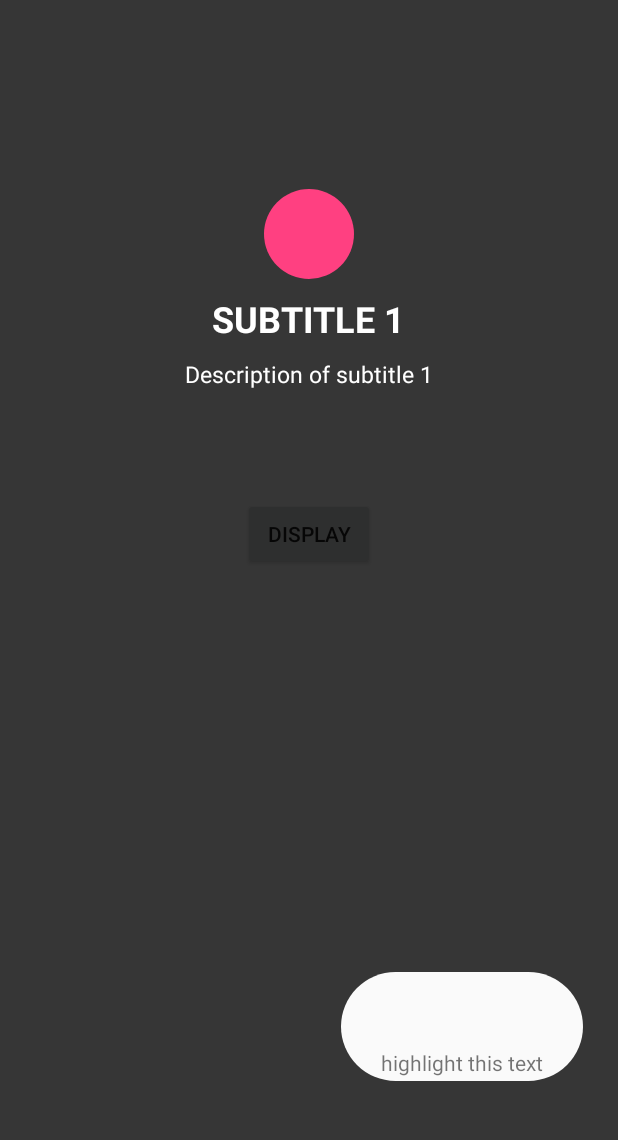
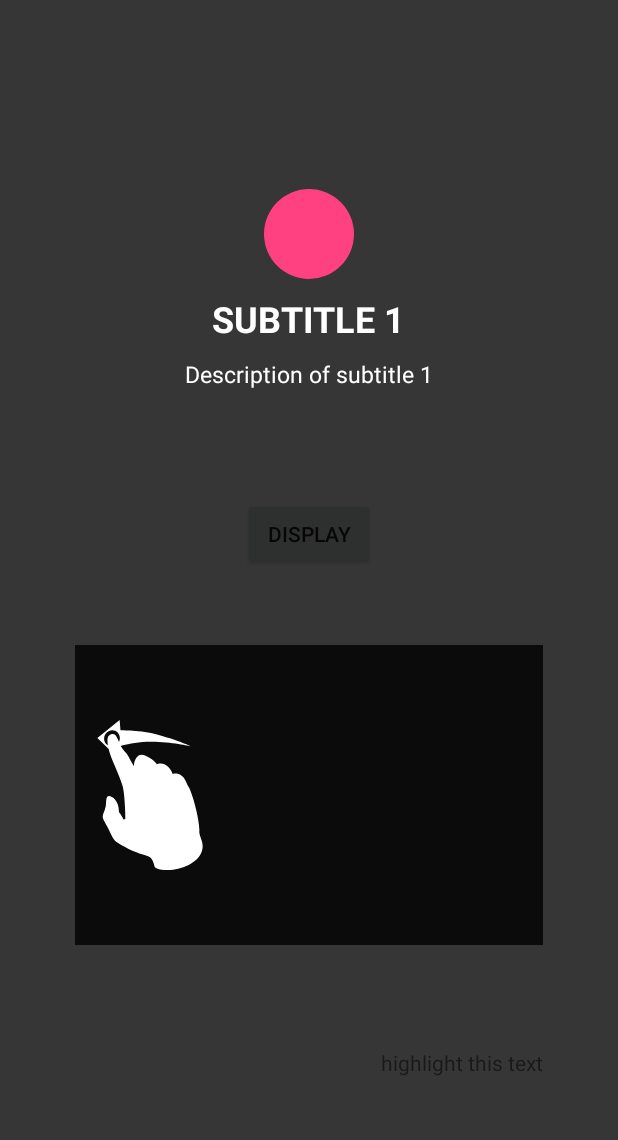
Before and after one commit to florent37/TutoShowcase, an Android app: the screen it shows after launch (MainActivity), after a tap on "DISPLAY", on a phone screen of 412 x 824 dp, the part 84-1224 px from its top. Run offline under Robolectric (Android 15) with nearby library versions, the phone set to English and light mode, and no system bars.

Commit message:
added gestures

```diff
--- a/app/src/main/java/com/github/florent37/tuto/MainActivity.java
+++ b/app/src/main/java/com/github/florent37/tuto/MainActivity.java
@@ -31,7 +31,8 @@ public class MainActivity extends AppCompatActivity {
     protected void displayTuto() {
         Tuto.from(this)
                 .setContentView(R.layout.tuto_sample)
-            .addRoundRect(R.id.importantView, null)
+                // .addRoundRect(R.id.importantView, null)
+                .displaySwipableLeft(R.id.swipable, true)
                 .addCircle(R.id.about, new View.OnClickListener() {
                     @Override
                     public void onClick(View v) {
--- a/app/src/main/java/com/github/florent37/tuto/Tuto.java
+++ b/app/src/main/java/com/github/florent37/tuto/Tuto.java
@@ -17,6 +17,7 @@ import android.support.annotation.ColorInt;
 import android.support.annotation.IdRes;
 import android.support.annotation.LayoutRes;
 import android.support.annotation.NonNull;
+import android.support.annotation.Nullable;
 import android.support.v4.view.ViewCompat;
 import android.support.v4.view.ViewPropertyAnimatorListenerAdapter;
 import android.view.LayoutInflater;
@@ -25,7 +26,9 @@ import android.view.ViewGroup;
 import android.view.ViewParent;
 import android.view.ViewTreeObserver;
 import android.view.Window;
+import android.view.animation.DecelerateInterpolator;
 import android.widget.FrameLayout;
+import android.widget.ImageView;
 
 import com.github.florent37.tuto.shapes.Circle;
 import com.github.florent37.tuto.shapes.RoundRect;
@@ -204,11 +207,7 @@ public final class Tuto {
         new Handler().postDelayed(new Runnable() {
             @Override
             public void run() {
-                Context context = tutoView.getContext();
-                if (context instanceof Activity) {
-                    final View view = ((Activity) context).findViewById(viewId);
-                    addCircleOnView(view, onClickListener, additionalRadiusRatio);
-                }
+                addCircleOnView(findViewById(viewId), onClickListener, additionalRadiusRatio);
             }
         }, SAFE_DELAY_UNTIL_INFLATED);
     }
@@ -217,11 +216,7 @@ public final class Tuto {
         new Handler().postDelayed(new Runnable() {
             @Override
             public void run() {
-                Context context = tutoView.getContext();
-                if (context instanceof Activity) {
-                    final View view = ((Activity) context).findViewById(viewId);
-                    addRoundRectOnView(view, onClickListener, additionalRadiusRatio);
-                }
+                addRoundRectOnView(findViewById(viewId), onClickListener, additionalRadiusRatio);
             }
         }, SAFE_DELAY_UNTIL_INFLATED);
     }
@@ -271,4 +266,110 @@ public final class Tuto {
         container.addView(view);
         container.invalidate();
     }
+
+    public Tuto displayScrollable(@IdRes int viewId, boolean animated) {
+        displayScrollable(findViewById(viewId), animated);
+        return this;
+    }
+
+    @Nullable
+    private View findViewById(@IdRes int viewId) {
+        Context context = tutoView.getContext();
+        View view = null;
+        if (context instanceof Activity) {
+            view = ((Activity) context).findViewById(viewId);
+        }
+        return view;
+
+    }
+
+    public Tuto displayScrollable(View view, final boolean animated) {
+        final Rect rect = new Rect();
+        view.getGlobalVisibleRect(rect);
+        final int height = rect.height();
+
+        final ImageView hand = new ImageView(tutoView.getContext());
+        hand.setImageResource(R.drawable.finger_moving_down);
+        hand.setLayoutParams(new ViewGroup.MarginLayoutParams(ViewGroup.LayoutParams.WRAP_CONTENT, ViewGroup.LayoutParams.WRAP_CONTENT));
+
+        hand.getViewTreeObserver().addOnPreDrawListener(new ViewTreeObserver.OnPreDrawListener() {
+            @Override
+            public boolean onPreDraw() {
+                int x = (int) (rect.centerX() - hand.getWidth() / 2f);
+                int y = (int) (rect.centerY() - hand.getHeight() / 2f);
+
+                ViewCompat.setTranslationY(hand, y);
+                ViewCompat.setTranslationX(hand, x);
+
+                if (animated)
+                    ViewCompat.animate(hand).translationY(y + height * 0.8f).setStartDelay(500).setDuration(600).setInterpolator(new DecelerateInterpolator());
+
+                hand.getViewTreeObserver().removeOnPreDrawListener(this);
+                return false;
+            }
+        });
+
+        container.addView(hand);
+        container.invalidate();
+
+        return this;
+    }
+
+    public Tuto displaySwipableLeft(@IdRes int viewId, final boolean animated) {
+        return displaySwipable(findViewById(viewId), true, animated);
+    }
+
+    public Tuto displaySwipableRight(@IdRes int viewId, final boolean animated) {
+        return displaySwipable(findViewById(viewId), false, animated);
+    }
+
+    public Tuto displaySwipableLeft(View view, final boolean animated) {
+        return displaySwipable(view, true, animated);
+    }
+
+    public Tuto displaySwipableRight(View view, final boolean animated) {
+        return displaySwipable(view, false, animated);
+    }
+
+    private Tuto displaySwipable(View view, final boolean left, final boolean animated) {
+        final Rect rect = new Rect();
+        view.getGlobalVisibleRect(rect);
+
+        final ImageView hand = new ImageView(tutoView.getContext());
+        if(left) {
+            hand.setImageResource(R.drawable.finger_moving_left);
+        } else {
+            hand.setImageResource(R.drawable.finger_moving_right);
+        }
+        hand.setLayoutParams(new ViewGroup.MarginLayoutParams(ViewGroup.LayoutParams.WRAP_CONTENT, ViewGroup.LayoutParams.WRAP_CONTENT));
+
+        hand.getViewTreeObserver().addOnPreDrawListener(new ViewTreeObserver.OnPreDrawListener() {
+            @Override
+            public boolean onPreDraw() {
+                int x = (int) (rect.centerX() - hand.getWidth() / 2f);
+                int y = (int) (rect.centerY() - hand.getHeight() / 2f);
+
+                ViewCompat.setTranslationY(hand, y);
+                ViewCompat.setTranslationX(hand, x);
+
+                if (animated) {
+                    float tX;
+                    if(left){
+                        tX = rect.left;
+                    } else {
+                        tX = rect.left + rect.width() * 0.7f;
+                    }
+                    ViewCompat.animate(hand).translationX(tX).setStartDelay(500).setDuration(600).setInterpolator(new DecelerateInterpolator());
+                }
+
+                hand.getViewTreeObserver().removeOnPreDrawListener(this);
+                return false;
+            }
+        });
+
+        container.addView(hand);
+        container.invalidate();
+
+        return this;
+    }
 }
--- a/app/src/main/res/drawable/finger_moving_down.xml
+++ b/app/src/main/res/drawable/finger_moving_down.xml
@@ -1,6 +1,6 @@
 <vector xmlns:android="http://schemas.android.com/apk/res/android"
-    android:width="75dp"
-    android:height="75dp"
+    android:width="100dp"
+    android:height="100dp"
     android:viewportHeight="99.806"
     android:viewportWidth="99.806">
     <path
--- a/app/src/main/res/drawable/finger_moving_left.xml
+++ b/app/src/main/res/drawable/finger_moving_left.xml
@@ -1,6 +1,6 @@
 <vector xmlns:android="http://schemas.android.com/apk/res/android"
-    android:width="75dp"
-    android:height="75dp"
+    android:width="100dp"
+    android:height="100dp"
     android:viewportHeight="100.25"
     android:viewportWidth="100.25">
     <path
--- a/app/src/main/res/drawable/finger_moving_right.xml
+++ b/app/src/main/res/drawable/finger_moving_right.xml
@@ -1,6 +1,6 @@
 <vector xmlns:android="http://schemas.android.com/apk/res/android"
-    android:width="75dp"
-    android:height="75dp"
+    android:width="100dp"
+    android:height="100dp"
     android:viewportHeight="98.952"
     android:viewportWidth="98.952">
     <path
--- a/app/src/main/res/layout/activity_main.xml
+++ b/app/src/main/res/layout/activity_main.xml
@@ -20,11 +20,18 @@
         android:layout_margin="50dp"
         android:layout_alignParentRight="true" />
 
+    <View
+        android:id="@+id/swipable"
+        android:background="#333"
+        android:layout_below="@+id/display"
+        android:layout_width="match_parent"
+        android:layout_height="200dp"
+        android:layout_margin="50dp" />
+
     <Button
         android:id="@+id/display"
         android:layout_width="wrap_content"
         android:layout_height="wrap_content"
         android:layout_centerInParent="true"
-        android:layout_marginBottom="100dp"
         android:text="Display"/>
 </RelativeLayout>
--- a/app/src/main/res/values/dimens.xml
+++ b/app/src/main/res/values/dimens.xml
@@ -1,5 +1,3 @@
 <resources>
-    <!-- Default screen margins, per the Android Design guidelines. -->
-    <dimen name="activity_horizontal_margin">16dp</dimen>
-    <dimen name="activity_vertical_margin">16dp</dimen>
+    <dimen name="hand_width">100dp</dimen>
 </resources>
```
Lines whose indentation alone changed are shown as unchanged.
